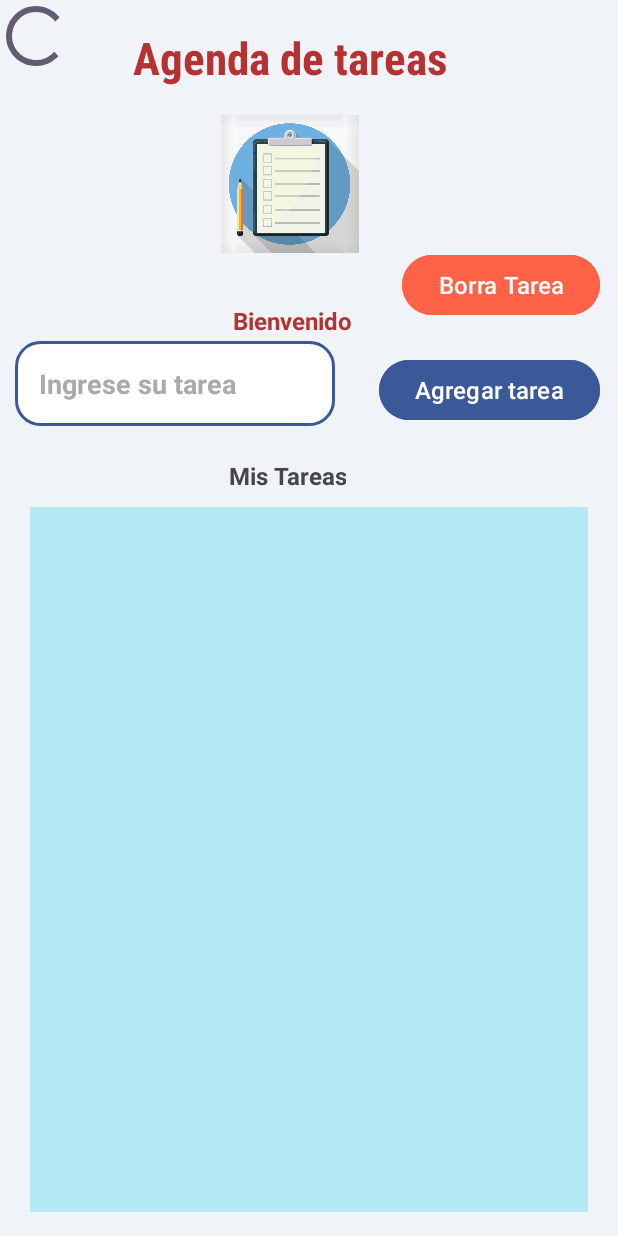
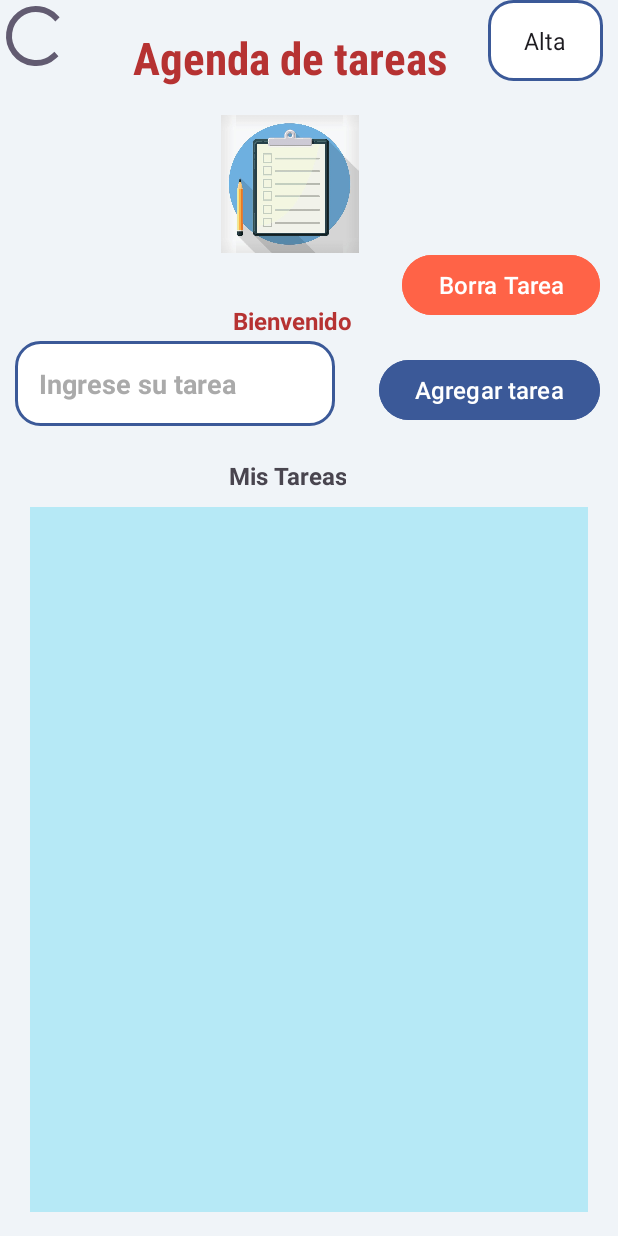
Before and after one commit to sebaglo/Task_Master, an Android app: the MainActivity screen opened directly, with no data from a screen before it, on a phone screen of 412 x 824 dp. Run offline under Robolectric (Android 15) with nearby library versions, the phone set to English and light mode, and no system bars.

Commit message:
carga inicial del proyecto

```diff
--- a/app/src/main/java/com/example/task_masterfinal/MainActivity.java
+++ b/app/src/main/java/com/example/task_masterfinal/MainActivity.java
@@ -3,9 +3,11 @@ package com.example.task_masterfinal;
 import android.annotation.SuppressLint;
 import android.os.Bundle;
 import android.view.View;
+import android.widget.ArrayAdapter;
 import android.widget.Button;
 import android.widget.EditText;
 import android.widget.ProgressBar;
+import android.widget.Spinner;
 import android.widget.TextView;
 
 import androidx.activity.EdgeToEdge;
@@ -20,6 +22,7 @@ public class MainActivity extends AppCompatActivity {
     EditText tarea_nueva;
     TextView lista_tarea;
     ProgressBar progressBar;
+    Spinner spinner;
     String lista;
     String tn;
     int numeroTareas = 0;
@@ -36,12 +39,24 @@ public class MainActivity extends AppCompatActivity {
         tarea_nueva = (EditText) findViewById(R.id.etTarea);
         lista_tarea = (TextView) findViewById(R.id.txtLista);
         progressBar = (ProgressBar) findViewById(R.id.progress);
+        spinner = (Spinner) findViewById(R.id.spinner);
+
+        ArrayAdapter<CharSequence> adapter = ArrayAdapter.createFromResource(this,
+                R.array.prioridades, android.R.layout.simple_spinner_item);
+        adapter.setDropDownViewResource(android.R.layout.simple_spinner_dropdown_item);
+        spinner.setAdapter(adapter);
 
         agregar.setOnClickListener(new View.OnClickListener() {
             @Override
             public void onClick(View v) {
                 lista = lista_tarea.getText().toString();
                 tn = tarea_nueva.getText().toString();
+                String prioridad = spinner.getSelectedItem().toString(); // Obtener la prioridad seleccionada
+
+                if(numeroTareas < 10 && !tn.isEmpty()){
+                    lista = lista + "\n" + tn + " (Prioridad: " + prioridad + ")"; // Agregar tarea con prioridad
+                    lista_tarea.setText(lista);
+                }
 
                 //solo agregar si hay espacio
                 if(numeroTareas < 10 && !tn.isEmpty()){
--- a/app/src/main/res/layout/activity_main.xml
+++ b/app/src/main/res/layout/activity_main.xml
@@ -61,6 +61,18 @@
         app:layout_constraintTop_toTopOf="parent"
         />
 
+    <Spinner
+        android:id="@+id/spinner"
+        android:layout_width="wrap_content"
+        android:layout_height="wrap_content"
+        android:layout_marginStart="8dp"
+        android:layout_marginEnd="10dp"
+        android:background="@drawable/round_text"
+        android:padding="16dp"
+        app:layout_constraintTop_toTopOf="parent"
+        app:layout_constraintBottom_toBottomOf=""
+        app:layout_constraintEnd_toEndOf="parent" />
+
     <Button
         android:id="@+id/btnAdd"
         android:layout_width="wrap_content"
@@ -68,6 +80,7 @@
         android:textSize="16sp"
         android:textColor="#FFFFFF"
         android:backgroundTint="#3B5998"
+        android:layout_marginStart="16dp"
         android:layout_marginEnd="12dp"
         android:layout_marginBottom="22dp"
         android:text="Agregar tarea"
--- a/app/src/main/res/values/strings.xml
+++ b/app/src/main/res/values/strings.xml
@@ -1,3 +1,9 @@
 <resources>
     <string name="app_name">Task_MasterFinal</string>
+
+    <string-array name="prioridades">
+        <item>Alta</item>
+        <item>Media</item>
+        <item>Baja</item>
+    </string-array>
 </resources>
```
